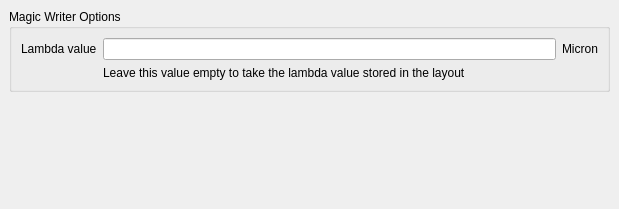
KLayout/klayout, file src/plugins/streamers/magic/lay_plugin/MAGWriterOptionPage.ui: the form before one commit.
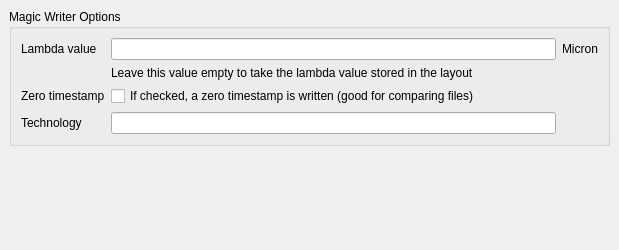
The form after the commit.

Patch:
```diff
--- a/src/plugins/streamers/magic/lay_plugin/MAGWriterOptionPage.ui
+++ b/src/plugins/streamers/magic/lay_plugin/MAGWriterOptionPage.ui
@@ -7,7 +7,7 @@
     <x>0</x>
     <y>0</y>
     <width>619</width>
-    <height>209</height>
+    <height>250</height>
    </rect>
   </property>
   <property name="windowTitle">
@@ -35,9 +35,40 @@
       <string>Magic Writer Options</string>
      </property>
      <layout class="QGridLayout" name="gridLayout">
+      <item row="3" column="1">
+       <widget class="QLineEdit" name="tech_le"/>
+      </item>
       <item row="0" column="1">
        <widget class="QLineEdit" name="lambda_le"/>
       </item>
+      <item row="2" column="0">
+       <widget class="QLabel" name="label_4">
+        <property name="text">
+         <string>Zero timestamp</string>
+        </property>
+       </widget>
+      </item>
+      <item row="2" column="1">
+       <widget class="QCheckBox" name="zero_ts_cbx">
+        <property name="text">
+         <string>If checked, a zero timestamp is written (good for comparing files)</string>
+        </property>
+       </widget>
+      </item>
+      <item row="1" column="1" colspan="2">
+       <widget class="QLabel" name="label_2">
+        <property name="text">
+         <string>Leave this value empty to take the lambda value stored in the layout</string>
+        </property>
+       </widget>
+      </item>
+      <item row="3" column="0">
+       <widget class="QLabel" name="label_5">
+        <property name="text">
+         <string>Technology</string>
+        </property>
+       </widget>
+      </item>
       <item row="0" column="2">
        <widget class="QLabel" name="label">
         <property name="text">
@@ -52,13 +83,6 @@
         </property>
        </widget>
       </item>
-      <item row="1" column="1" colspan="2">
-       <widget class="QLabel" name="label_2">
-        <property name="text">
-         <string>Leave this value empty to take the lambda value stored in the layout</string>
-        </property>
-       </widget>
-      </item>
      </layout>
     </widget>
    </item>
```
